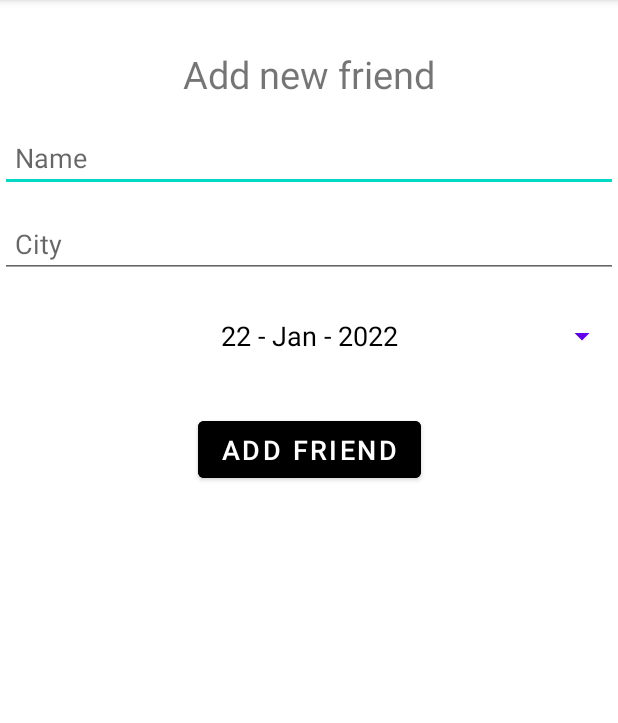
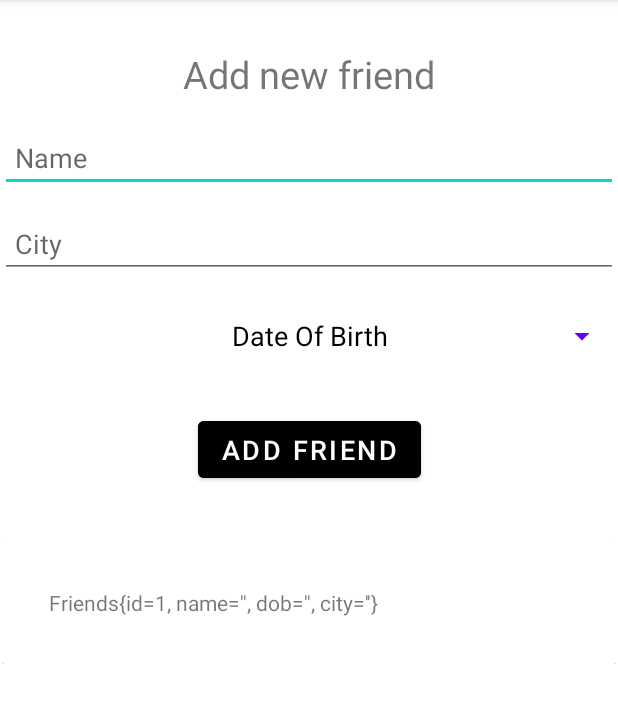
Before and after one commit to tayyabmaqsood/recycler-view, an Android app: the screen it shows after launch (MainActivity), after a tap on "ADD FRIEND", on a phone screen of 412 x 824 dp, the part 84-807 px from its top. Run offline under Robolectric (Android 15) with nearby library versions, the phone set to English and light mode, and no system bars.

Commit message:
New recylerview class added with listitem xml

```diff
--- a/app/src/main/java/com/example/recyclerview/Friends.java
+++ b/app/src/main/java/com/example/recyclerview/Friends.java
@@ -8,6 +8,11 @@ public class Friends {
         this.city = city;
     }
 
+    public Friends(String name, String dob, String city) {
+        this.name = name;
+        this.city = city;
+        setDob(dob);
+    }
 
 
     public void setId(int id) {
@@ -19,7 +24,10 @@ public class Friends {
     }
 
     public void setDob(String dob) {
-        this.dob = dob;
+        if (dob.equals("Date Of Birth"))
+            this.dob = "";
+        else
+            this.dob = dob;
     }
 
     public void setCity(String city) {
--- a/app/src/main/java/com/example/recyclerview/MainActivity.java
+++ b/app/src/main/java/com/example/recyclerview/MainActivity.java
@@ -1,6 +1,8 @@
 package com.example.recyclerview;
 
 import androidx.appcompat.app.AppCompatActivity;
+import androidx.recyclerview.widget.LinearLayoutManager;
+import androidx.recyclerview.widget.RecyclerView;
 
 import android.app.AlertDialog;
 import android.app.DatePickerDialog;
@@ -8,20 +10,45 @@ import android.os.Bundle;
 import android.view.View;
 import android.widget.Button;
 import android.widget.DatePicker;
+import android.widget.TextView;
 
+import java.util.ArrayList;
 import java.util.Calendar;
+import java.util.List;
 
 public class MainActivity extends AppCompatActivity {
+    //text fields variables
+    private TextView personName;
+    private TextView personCity;
+    private Button personDOB;
 
+
+    // Date Picker variables
     private DatePickerDialog datePickerDialog;
     private Button dateButton;
+
+
+    // RecyclerView Variables
+    private RecyclerView recyclerView;
+    private RecyclerView.Adapter adapter;
+    private List<Friends> friendsList;
+
+
     @Override
     protected void onCreate(Bundle savedInstanceState) {
         super.onCreate(savedInstanceState);
         setContentView(R.layout.activity_main);
         initDatePicker();
         dateButton = findViewById(R.id.datePickerButton);
-        dateButton.setText(getTodaysDate());
+        dateButton.setText("Date Of Birth");
+
+        recyclerView = (RecyclerView) findViewById(R.id.frindsRecyclerview);
+
+        // means every item of recyclerview has fixed size
+        recyclerView.setHasFixedSize(true);
+        recyclerView.setLayoutManager( new LinearLayoutManager(this));
+
+        friendsList = new ArrayList<>();
     }
 
     //<======================== Date Picker Code ============================>
@@ -90,6 +117,14 @@ public class MainActivity extends AppCompatActivity {
     //<============================ Code Other Than Date Picker ===================>
 
     public void addFriendToRecyclerView(View view) {
-
+        personName = (TextView) findViewById(R.id.personsName);
+        personCity = (TextView) findViewById(R.id.personsCity);
+        personDOB = findViewById(R.id.datePickerButton);
+        String DOB = personDOB.getText().toString();
+        Friends friend = new Friends(personName.getText().toString(),DOB, personCity.getText().toString());
+        friend.setId(friendsList.size() + 1);
+        friendsList.add(friend);
+        adapter = new MyAdapter(friendsList,this);
+        recyclerView.setAdapter(adapter);
     }
 }
--- /dev/null
+++ b/app/src/main/java/com/example/recyclerview/MyAdapter.java
@@ -0,0 +1,55 @@
+package com.example.recyclerview;
+
+import android.content.Context;
+import android.view.LayoutInflater;
+import android.view.View;
+import android.view.ViewGroup;
+import android.widget.TextView;
+
+import androidx.annotation.NonNull;
+import androidx.recyclerview.widget.RecyclerView;
+
+import java.util.List;
+
+public class MyAdapter extends RecyclerView.Adapter<MyAdapter.ViewHolder> {
+    private List<Friends> FriendsList;
+
+    public MyAdapter(List<Friends> friendsList, Context context) {
+        FriendsList = friendsList;
+        this.context = context;
+    }
+
+    private Context context;
+    @NonNull
+    @Override
+    public ViewHolder onCreateViewHolder(@NonNull ViewGroup parent, int viewType) {
+     View v = LayoutInflater.from(parent.getContext())
+             .inflate(R.layout.list_item,parent,false);
+     return new ViewHolder(v);
+    }
+
+    @Override
+    public void onBindViewHolder(@NonNull ViewHolder holder, int position) {
+        Friends friend = FriendsList.get(position);
+        holder.textViewName.setText(friend.toString());
+
+    }
+
+    @Override
+    public int getItemCount() {
+        return FriendsList.size();
+    }
+
+    public class ViewHolder extends RecyclerView.ViewHolder{
+
+       public TextView textViewName;
+       public TextView textViewCity;
+       public TextView textViewDOB;
+
+        public ViewHolder(@NonNull View itemView) {
+            super(itemView);
+            textViewName  = (TextView) itemView.findViewById(R.id.friendNameView);
+
+        }
+    }
+}
--- /dev/null
+++ b/app/src/main/res/layout/list_item.xml
@@ -0,0 +1,26 @@
+<?xml version="1.0" encoding="utf-8"?>
+<LinearLayout xmlns:android="http://schemas.android.com/apk/res/android"
+    android:orientation="vertical"
+    android:layout_width="match_parent"
+    android:layout_height="wrap_content">
+<androidx.cardview.widget.CardView
+
+    android:layout_width="match_parent"
+    android:layout_height="wrap_content">
+
+    <LinearLayout
+        android:layout_width="match_parent"
+        android:layout_height="wrap_content"
+        android:padding="16dp"
+        android:orientation="vertical">
+        <TextView
+            android:id="@+id/friendNameView"
+            android:layout_width="match_parent"
+            android:layout_height="wrap_content"
+            android:layout_margin="15dp"
+            android:layout_weight="1"
+            android:text="TextView"
+            />
+    </LinearLayout>
+</androidx.cardview.widget.CardView>
+</LinearLayout>
```
Also changed, not shown: 1 other file.
